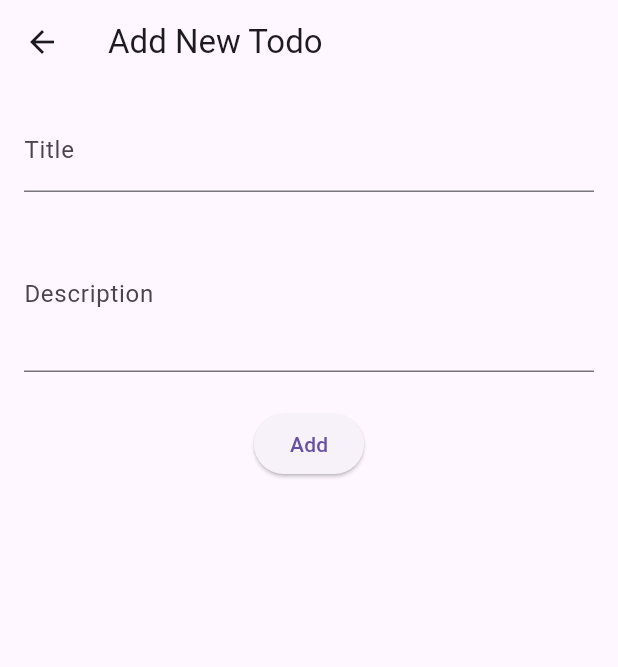
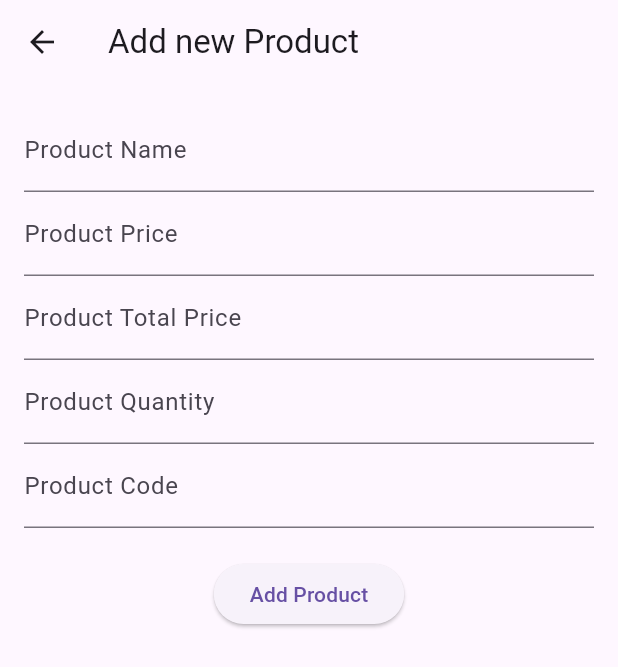
Before and after one commit to MahfuzAhmed28/flutter_practice_project, a Flutter app: the screen it shows after launch, after a tap on the "add" icon, on a phone screen of 412 x 824 dp. Shown: the top 667 px of the screen. Run offline on Flutter 3.47's test engine with Material 3 defaults, Android fonts, the phone set to English and light mode, and no system bars.

Commit message:
CRUD app

```diff
--- a/lib/app.dart
+++ b/lib/app.dart
@@ -1,13 +1,20 @@
 import 'package:flutter/material.dart';
-import 'package:flutter_practice_project/screens/todo_list_screen.dart';
-
-class TodoApp extends StatelessWidget {
-  const TodoApp({super.key});
+import 'package:flutter_practice_project/ui/screens/add_new_product_screen.dart';
+import 'package:flutter_practice_project/ui/screens/product_list_screen.dart';
+import 'package:flutter_practice_project/ui/screens/update_product_screen.dart';
+class CRUDApp extends StatelessWidget {
+  const CRUDApp({super.key});
 
   @override
   Widget build(BuildContext context) {
     return MaterialApp(
-      home: TodoListScreen(),
+      debugShowCheckedModeBanner: false,
+      initialRoute: '/',
+      routes: {
+        '/': (context) => const ProductListScreen(),
+        AddNewProductScreen.name: (context) => const AddNewProductScreen(),
+        UpdateProductScreen.name: (context) => const UpdateProductScreen(),
+      },
     );
   }
 }
--- a/lib/main.dart
+++ b/lib/main.dart
@@ -1,14 +1,5 @@
-
-import 'package:device_preview/device_preview.dart';
-import 'package:flutter/foundation.dart';
 import 'package:flutter/material.dart';
-import 'app.dart';
-
-void main()
+import 'package:flutter_practice_project/app.dart';void main()
 {
-  runApp(const TodoApp());
-  /*runApp(DevicePreview(
-    enabled: kDebugMode,
-    builder: (BuildContext context) => TodoApp())
-  );*/
+  runApp(CRUDApp());
 }
--- a/lib/models/todo.dart
+++ /dev/null
@@ -1,13 +0,0 @@
-class Todo{
-  String title;
-  String description;
-  TodoStatus status;
-
-  Todo({required this.title, required this.description, this.status=TodoStatus.idle});
-}
-
-enum TodoStatus{
-  idle,
-  inProgress,
-  done
-}
--- a/lib/models/todo_manager.dart
+++ /dev/null
@@ -1,29 +0,0 @@
-import 'package:flutter_practice_project/models/todo.dart';
-
-//No work it just for show
-
-
-class TodoManager{
-  final List<Todo> _listOftodo=[];
-  List<Todo> get todoList => _listOftodo;
-
-  void addTodo(Todo todo)
-  {
-    _listOftodo.add(todo);
-  }
-
-  void deleteTodo(int index)
-  {
-    _listOftodo.removeAt(index);
-  }
-
-  void updateTodo(int index,Todo todo)
-  {
-    _listOftodo[index]=todo;
-  }
-
-  void updateTodoStatus(int index, TodoStatus status)
-  {
-    _listOftodo[index].status=status;
-  }
-}
--- a/lib/screens/add_new_todo_screen.dart
+++ /dev/null
@@ -1,78 +0,0 @@
-import 'package:flutter/material.dart';
-import 'package:flutter_practice_project/models/todo.dart';
-
-class AddNewTodoScreen extends StatefulWidget {
-  const AddNewTodoScreen({super.key});
-
-  @override
-  State<AddNewTodoScreen> createState() => _AddNewTodoScreenState();
-}
-
-class _AddNewTodoScreenState extends State<AddNewTodoScreen> {
-  final TextEditingController _titleTEController= TextEditingController();
-  final TextEditingController _descriptionTEController= TextEditingController();
-  final GlobalKey<FormState> _formkey=GlobalKey<FormState>();
-  @override
-  Widget build(BuildContext context) {
-    return Scaffold(
-      appBar: AppBar(
-        title: const Text('Add New Todo'),
-      ),
-      body: SingleChildScrollView(
-        child: Padding(
-          padding: const EdgeInsets.all(16),
-          child: Form(
-            key: _formkey,
-
-            child: Column(
-              children: [
-                TextFormField(
-                  controller: _titleTEController,
-                  autovalidateMode: AutovalidateMode.onUserInteraction,
-                  decoration: InputDecoration(
-                      labelText: 'Title',
-                      hintText: 'Write your to do title'
-                  ),
-                  validator: (String? value){
-                    if(value==null || value.trim().isEmpty)
-                    {
-                      return 'Write Your Title';
-                    }
-                    return null;
-                  },
-                ),
-                SizedBox(height: 16,),
-                TextFormField(
-                  controller: _descriptionTEController,
-                  autovalidateMode: AutovalidateMode.onUserInteraction,
-                  maxLines: 3,
-                  decoration: InputDecoration(
-                      labelText: 'Description',
-                      hintText: 'Write your description here'
-                  ),
-                  validator: (String? value){
-                    if(value==null || value.trim().isEmpty)
-                    {
-                      return 'Write Your Description';
-                    }
-                    return null;
-                  },
-                ),
-                SizedBox(height: 24,),
-                ElevatedButton(
-                  onPressed: () {
-                    if(_formkey.currentState!.validate()){
-                      Todo todo=Todo(title: _titleTEController.text.trim(), description: _descriptionTEController.text.trim());
-                      Navigator.pop(context,todo);
-                    }
-                  },
-                  child: Text('Add'),
-                )
-              ],
-            ),
-          ),
-        ),
-      )
-    );
-  }
-}
--- a/lib/screens/todo_list_screen.dart
+++ /dev/null
@@ -1,141 +0,0 @@
-import 'package:flutter/material.dart';
-import 'package:flutter_practice_project/screens/add_new_todo_screen.dart';
-import 'package:flutter_practice_project/models/todo.dart';
-import 'package:flutter_practice_project/screens/update_todo_screen.dart';
-
-class TodoListScreen extends StatefulWidget {
-  const TodoListScreen({super.key});
-
-  @override
-  State<TodoListScreen> createState() => _TodoListScreenState();
-}
-
-class _TodoListScreenState extends State<TodoListScreen> {
-
-  final List<Todo> listOftodo=[];
-
-  void _addTodo(Todo todo)
-  {
-    listOftodo.add(todo);
-    setState(() {});
-  }
-
-  void _deleteTodo(int index)
-  {
-    listOftodo.removeAt(index);
-    setState(() {});
-  }
-
-  void _updateTodo(int index,Todo todo)
-  {
-    listOftodo[index]=todo;
-    setState(() {});
-  }
-
-  void _updateTodoStatus(int index, TodoStatus status)
-  {
-    listOftodo[index].status=status;
-    setState(() {});
-  }
-
-  @override
-  Widget build(BuildContext context) {
-    return Scaffold(
-      appBar: AppBar(
-        title: const Text('Todo List'),
-      ),
-      body: Visibility(
-        visible: listOftodo.isNotEmpty,
-        replacement: Center(
-          child: Text('Noting'),
-        ),
-        child: ListView.builder(
-          itemCount: listOftodo.length,
-          itemBuilder: (context,index){
-            Todo todo=listOftodo[index];
-            return ListTile(
-              title: Text(todo.title),
-              subtitle: Text(todo.description),
-              leading: Text(todo.status.name),
-              trailing: Wrap(
-                children: [
-                  IconButton(
-                    onPressed: () {
-                      _deleteTodo(index);
-                    },
-                    icon: const Icon(Icons.delete)
-                  ),
-                  IconButton(
-                    onPressed: () =>_showChangeStatusDialog(index),
-                    icon: const Icon(Icons.edit)
-                  ),
-                ],
-              ),
-              onTap: (){
-                Navigator.push(
-                  context,
-                  MaterialPageRoute(
-                    builder: (context) => UpdateTodoScreen(
-                      todo: todo,
-                      onUpdateTodo: (Todo updatedTodo){
-                        _updateTodo(index, updatedTodo);
-                      },
-                    )
-                  )
-                );
-              },
-            );
-          }
-        ),
-      ),
-      floatingActionButton: FloatingActionButton(
-        onPressed: () async {
-         Todo? todo=await Navigator.push(context, MaterialPageRoute(builder: (context) => const AddNewTodoScreen()));
-         if(todo!=null)
-         {
-            _addTodo(todo);
-         }
-        },
-        child: Icon(Icons.add),
-      ),
-    );
-  }
-  void _showChangeStatusDialog(int index){
-    showDialog(context: context, builder: (context){
-      return AlertDialog(
-        title: const Text('Change Status'),
-        content: Column(
-          mainAxisSize: MainAxisSize.min,
-          children: [
-            ListTile(
-              title: const Text('Idle'),
-              onTap: () {
-                _onTapUpdateTodoStatusButton(index, TodoStatus.idle);
-              },
-            ),
-            Divider(height: 0,),
-            ListTile(
-              title: const Text('In progress'),
-              onTap: () {
-                _onTapUpdateTodoStatusButton(index, TodoStatus.inProgress);
-              },
-            ),
-            Divider(height: 0,),
-            ListTile(
-              title: const Text('Done'),
-              onTap: () {
-                _onTapUpdateTodoStatusButton(index, TodoStatus.done);
-              },
-            ),
-          ],
-        ),
-      );
-    });
-  }
-  void _onTapUpdateTodoStatusButton(int index,TodoStatus status)
-  {
-    _updateTodoStatus(index, status);
-    Navigator.pop(context);
-
-  }
-}
--- a/lib/screens/update_todo_screen.dart
+++ /dev/null
@@ -1,97 +0,0 @@
-import 'package:flutter/material.dart';
-import 'package:flutter_practice_project/models/todo.dart';
-
-class UpdateTodoScreen extends StatefulWidget {
-  const UpdateTodoScreen({super.key, required this.todo, required this.onUpdateTodo});
-
-  final Todo todo;
-  final Function(Todo) onUpdateTodo;
-
-  @override
-  State<UpdateTodoScreen> createState() => _UpdateTodoScreenState();
-}
-
-class _UpdateTodoScreenState extends State<UpdateTodoScreen> {
-  final TextEditingController _titleTEController= TextEditingController();
-  final TextEditingController _descriptionTEController= TextEditingController();
-  final GlobalKey<FormState> _formkey=GlobalKey<FormState>();
-
-  @override
-  void initState()
-  {
-    super.initState();
-    _titleTEController.text=widget.todo.title;
-    _descriptionTEController.text=widget.todo.description;
-  }
-
-
-  @override
-  Widget build(BuildContext context) {
-    return Scaffold(
-      appBar: AppBar(
-        title: const Text('Update Todo'),
-      ),
-      body: SingleChildScrollView(
-        child: Padding(
-          padding: const EdgeInsets.all(16),
-          child: Form(
-            key: _formkey,
-
-            child: Column(
-              children: [
-                TextFormField(
-                  controller: _titleTEController,
-                  autovalidateMode: AutovalidateMode.onUserInteraction,
-                  decoration: InputDecoration(
-                      labelText: 'Title',
-                      hintText: 'Write your to do title'
-                  ),
-                  validator: (String? value){
-                    if(value==null || value.trim().isEmpty)
-                    {
-                      return 'Write Your Title';
-                    }
-                    return null;
-                  },
-                ),
-                SizedBox(height: 16,),
-                TextFormField(
-                  controller: _descriptionTEController,
-                  autovalidateMode: AutovalidateMode.onUserInteraction,
-                  maxLines: 3,
-                  decoration: InputDecoration(
-                      labelText: 'Description',
-                      hintText: 'Write your description here'
-                  ),
-                  validator: (String? value){
-                    if(value==null || value.trim().isEmpty)
-                    {
-                      return 'Write Your Description';
-                    }
-                    return null;
-                  },
-                ),
-                SizedBox(height: 24,),
-                ElevatedButton(
-                  onPressed: () {
-                    if(_formkey.currentState!.validate()){
-                      Todo todo=Todo(
-                        title: _titleTEController.text.trim(),
-                        description: _descriptionTEController.text.trim(),
-                        status: widget.todo.status
-                      );
-                      widget.onUpdateTodo(todo);
-                      Navigator.pop(context);
-
-                    }
-                  },
-                  child: Text('Add'),
-                )
-              ],
-            ),
-          ),
-        ),
-      )
-    );
-  }
-}
--- /dev/null
+++ b/lib/ui/screens/add_new_product_screen.dart
@@ -0,0 +1,119 @@
+import 'package:flutter/material.dart';
+
+class AddNewProductScreen extends StatefulWidget {
+  const AddNewProductScreen({super.key});
+
+  static const String name='/add-new-product';
+  @override
+  State<AddNewProductScreen> createState() => _AddNewProductScreeState();
+}
+
+class _AddNewProductScreeState extends State<AddNewProductScreen> {
+  final TextEditingController _nameTEController= TextEditingController();
+  final TextEditingController _priceTEController= TextEditingController();
+  final TextEditingController _totalPriceTEController= TextEditingController();
+  final TextEditingController _imageTEController= TextEditingController();
+  final TextEditingController _quantityTEController= TextEditingController();
+  final TextEditingController _codeTEController= TextEditingController();
+  @override
+  Widget build(BuildContext context) {
+    return Scaffold(
+      appBar: AppBar(
+        title: Text('Add new Product'),
+      ),
+      body: SingleChildScrollView(
+        child: Padding(
+          padding: EdgeInsets.all(16),
+          child: _buildProductForm(),
+        ),
+      ),
+    );
+  }
+
+  Widget _buildProductForm() {
+    return Form(
+        child: Column(
+          children: [
+            TextFormField(
+              controller: _nameTEController,
+              decoration: InputDecoration(
+                hintText: 'Name',
+                labelText: 'Product Name',
+              ),
+              validator: (String? value){
+                if(value?.trim().isEmpty ?? true){
+                  return 'Enter Product Name';
+                }
+                return null;
+              },
+            ),
+            TextFormField(
+              controller: _priceTEController,
+              decoration: InputDecoration(
+                hintText: 'Price',
+                labelText: 'Product Price',
+              ),
+              validator: (String? value){
+                if(value?.trim().isEmpty ?? true){
+                  return 'Enter Product Price';
+                }
+                return null;
+              },
+            ),
+            TextFormField(
+              controller: _totalPriceTEController,
+              decoration: InputDecoration(
+                hintText: 'Total Price',
+                labelText: 'Product Total Price',
+              ),
+              validator: (String? value){
+                if(value?.trim().isEmpty ?? true){
+                  return 'Enter Product Total Price';
+                }
+                return null;
+              },
+            ),
+            TextFormField(
+              controller: _quantityTEController,
+              decoration: InputDecoration(
+                hintText: 'Quantity',
+                labelText: 'Product Quantity',
+              ),
+              validator: (String? value){
+                if(value?.trim().isEmpty ?? true){
+                  return 'Enter Product Quantity';
+                }
+                return null;
+              },
+            ),
+            TextFormField(
+              controller: _codeTEController,
+              decoration: InputDecoration(
+                hintText: 'Code',
+                labelText: 'Product Code',
+              ),
+              validator: (String? value){
+                if(value?.trim().isEmpty ?? true){
+                  return 'Enter Product Code';
+                }
+                return null;
+              },
+            ),
+            //TextFormField(),
+            SizedBox(height: 20,),
+            ElevatedButton(onPressed: () {}, child: Text('Add Product'))
+          ],
+        ),
+      );
+  }
+
+  @override
+  void dispose(){
+    _codeTEController.dispose();
+    _nameTEController.dispose();
+    _priceTEController.dispose();
+    _quantityTEController.dispose();
+    _totalPriceTEController.dispose();
+    super.dispose();
+  }
+}
--- /dev/null
+++ b/lib/ui/screens/product_list_screen.dart
@@ -0,0 +1,33 @@
+import 'package:flutter/material.dart';
+
+import '../widgets/product_item.dart';
+import 'add_new_product_screen.dart';
+class ProductListScreen extends StatefulWidget {
+  const ProductListScreen({super.key});
+
+  @override
+  State<ProductListScreen> createState() => _ProductListScreenState();
+}
+
+class _ProductListScreenState extends State<ProductListScreen> {
+  @override
+  Widget build(BuildContext context) {
+    return Scaffold(
+      appBar: AppBar(
+        title: Text('Product List'),
+      ),
+      body: ListView.builder(
+        itemCount: 5,
+        itemBuilder: (context,index)
+        {
+          return ProductItem();
+        }
+      ),
+      floatingActionButton: FloatingActionButton(
+        onPressed: () {
+          Navigator.pushNamed(context, AddNewProductScreen.name);
+        },
+        child: const Icon(Icons.add)),
+    );
+  }
+}
--- /dev/null
+++ b/lib/ui/widgets/product_item.dart
@@ -0,0 +1,37 @@
+
+
+import 'package:flutter/material.dart';
+
+import '../screens/update_product_screen.dart';
+
+class ProductItem extends StatelessWidget {
+  const ProductItem({super.key});
+
+  @override
+  Widget build(BuildContext context) {
+    return ListTile(
+      //leading: Image.network('https://adminapi.applegadgetsbd.com/storage/media/large/iPhone-14-Starlight-8954.jpg'),
+      title: Text("Product Name"),
+      subtitle: Column(
+        crossAxisAlignment: CrossAxisAlignment.start,
+        children: [
+          Text('Product Code: #CODE'),
+          Text('Product Quantity: 10'),
+          Text('Price: 75000'),
+          Text('Total Price: 750000'),
+        ],
+      ),
+      trailing: Wrap(
+        children: [
+          IconButton(onPressed: () {}, icon: Icon(Icons.delete)),
+          IconButton(
+            onPressed: () {
+              Navigator.pushNamed(context, UpdateProductScreen.name);
+            },
+            icon: Icon(Icons.edit),
+          ),
+        ],
+      ),
+    );
+  }
+}
```
Also changed, not shown: lib/ui/screens/update_product_screen.dart (added, +119 -0 lines).
